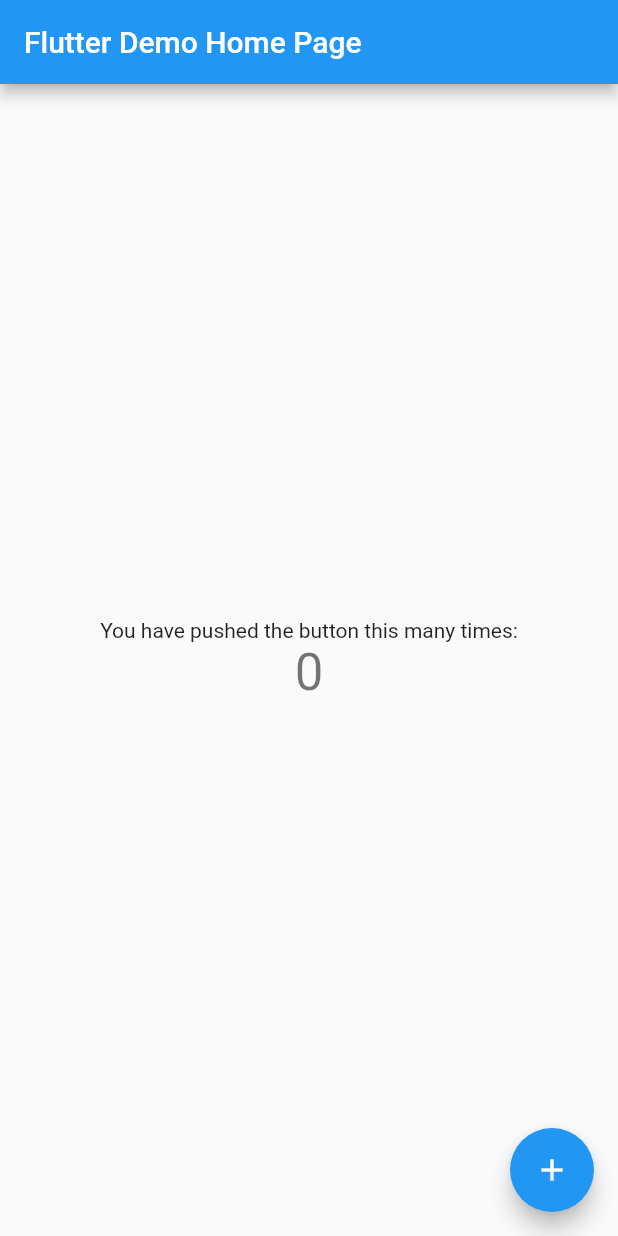
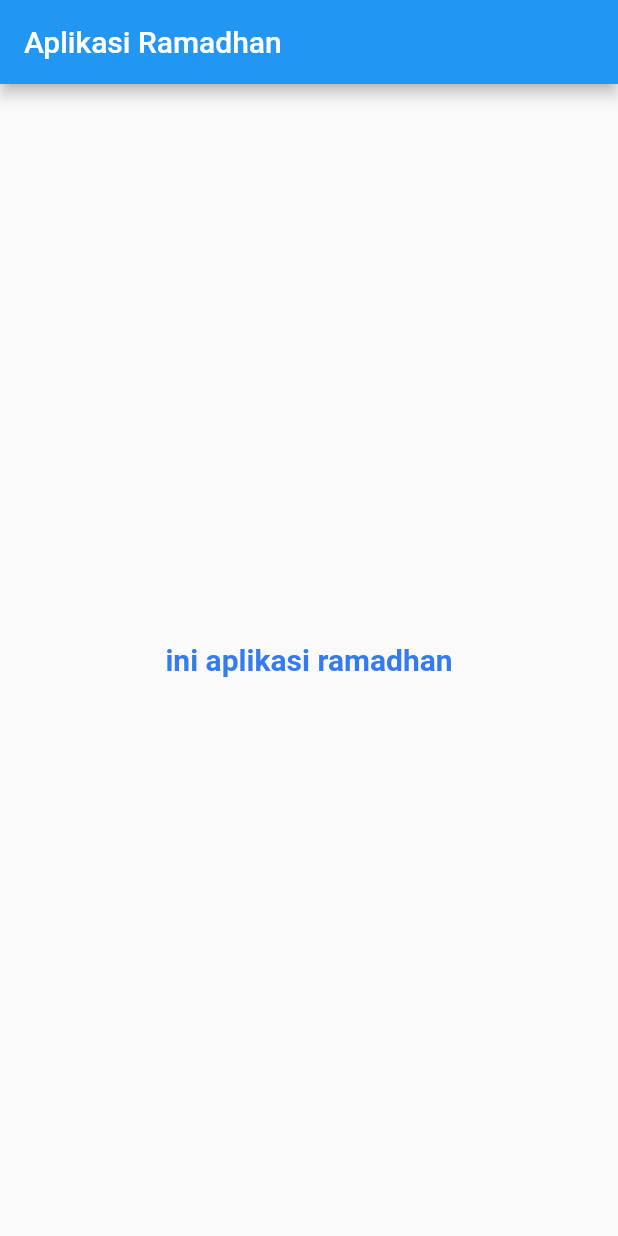
Before and after one commit to devlover-xyz/belajar-flutter, a Flutter app: the screen it shows after launch, on a phone screen of 412 x 824 dp. Run offline on Flutter 3.47's test engine with Material 2 defaults, Android fonts, the phone set to English and light mode, and no system bars; our stand-ins replace supercharged.

Commit message:
latihan 1, scaffold material app

```diff
--- a/lib/main.dart
+++ b/lib/main.dart
@@ -1,113 +1,33 @@
 import 'package:flutter/material.dart';
+import 'package:supercharged/supercharged.dart';
 
+void main() => runApp(RamadhanApp());
+
+/*
 void main() {
   runApp(MyApp());
 }
+ */
 
-class MyApp extends StatelessWidget {
-  // This widget is the root of your application.
+class RamadhanApp extends StatelessWidget {
   @override
   Widget build(BuildContext context) {
     return MaterialApp(
-      title: 'Flutter Demo',
-      theme: ThemeData(
-        // This is the theme of your application.
-        //
-        // Try running your application with "flutter run". You'll see the
-        // application has a blue toolbar. Then, without quitting the app, try
-        // changing the primarySwatch below to Colors.green and then invoke
-        // "hot reload" (press "r" in the console where you ran "flutter run",
-        // or simply save your changes to "hot reload" in a Flutter IDE).
-        // Notice that the counter didn't reset back to zero; the application
-        // is not restarted.
-        primarySwatch: Colors.blue,
+      home: Scaffold(
+        appBar: AppBar(
+          title: Text('Aplikasi Ramadhan'),
+        ),
+        body: Center(
+          child: Text(
+            "ini aplikasi ramadhan",
+            style: TextStyle(
+              fontSize: 20,
+              fontWeight: FontWeight.bold,
+              color: "347AF0".toColor() //Color(0XFF347AF0)
+            ),
+          ),
+        ),
       ),
-      home: MyHomePage(title: 'Flutter Demo Home Page'),
     );
   }
 }
-
-class MyHomePage extends StatefulWidget {
-  MyHomePage({Key key, this.title}) : super(key: key);
-
-  // This widget is the home page of your application. It is stateful, meaning
-  // that it has a State object (defined below) that contains fields that affect
-  // how it looks.
-
-  // This class is the configuration for the state. It holds the values (in this
-  // case the title) provided by the parent (in this case the App widget) and
-  // used by the build method of the State. Fields in a Widget subclass are
-  // always marked "final".
-
-  final String title;
-
-  @override
-  _MyHomePageState createState() => _MyHomePageState();
-}
-
-class _MyHomePageState extends State<MyHomePage> {
-  int _counter = 0;
-
-  void _incrementCounter() {
-    setState(() {
-      // This call to setState tells the Flutter framework that something has
-      // changed in this State, which causes it to rerun the build method below
-      // so that the display can reflect the updated values. If we changed
-      // _counter without calling setState(), then the build method would not be
-      // called again, and so nothing would appear to happen.
-      _counter++;
-    });
-  }
-
-  @override
-  Widget build(BuildContext context) {
-    // This method is rerun every time setState is called, for instance as done
-    // by the _incrementCounter method above.
-    //
-    // The Flutter framework has been optimized to make rerunning build methods
-    // fast, so that you can just rebuild anything that needs updating rather
-    // than having to individually change instances of widgets.
-    return Scaffold(
-      appBar: AppBar(
-        // Here we take the value from the MyHomePage object that was created by
-        // the App.build method, and use it to set our appbar title.
-        title: Text(widget.title),
-      ),
-      body: Center(
-        // Center is a layout widget. It takes a single child and positions it
-        // in the middle of the parent.
-        child: Column(
-          // Column is also a layout widget. It takes a list of children and
-          // arranges them vertically. By default, it sizes itself to fit its
-          // children horizontally, and tries to be as tall as its parent.
-          //
-          // Invoke "debug painting" (press "p" in the console, choose the
-          // "Toggle Debug Paint" action from the Flutter Inspector in Android
-          // Studio, or the "Toggle Debug Paint" command in Visual Studio Code)
-          // to see the wireframe for each widget.
-          //
-          // Column has various properties to control how it sizes itself and
-          // how it positions its children. Here we use mainAxisAlignment to
-          // center the children vertically; the main axis here is the vertical
-          // axis because Columns are vertical (the cross axis would be
-          // horizontal).
-          mainAxisAlignment: MainAxisAlignment.center,
-          children: <Widget>[
-            Text(
-              'You have pushed the button this many times:',
-            ),
-            Text(
-              '$_counter',
-              style: Theme.of(context).textTheme.headline4,
-            ),
-          ],
-        ),
-      ),
-      floatingActionButton: FloatingActionButton(
-        onPressed: _incrementCounter,
-        tooltip: 'Increment',
-        child: Icon(Icons.add),
-      ), // This trailing comma makes auto-formatting nicer for build methods.
-    );
-  }
-}
```
Also changed, not shown: pubspec.yaml (+1 -9 lines), pubspec.lock.
